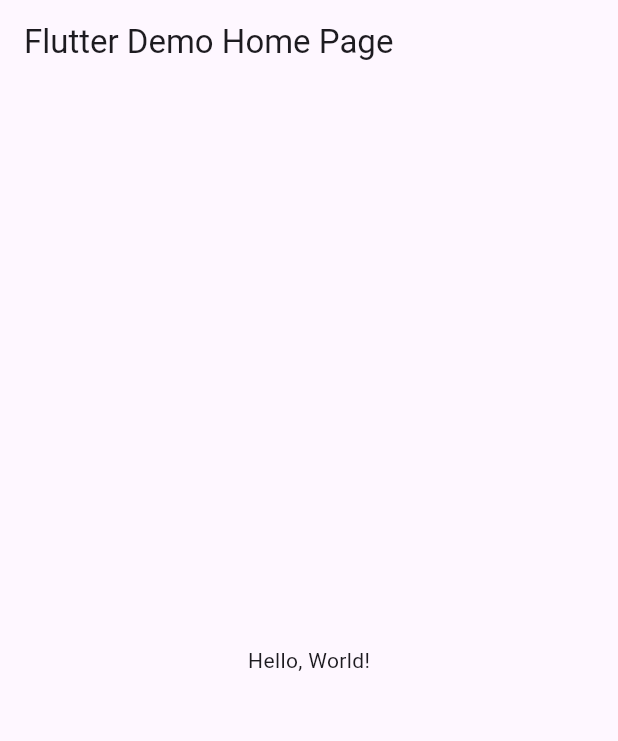
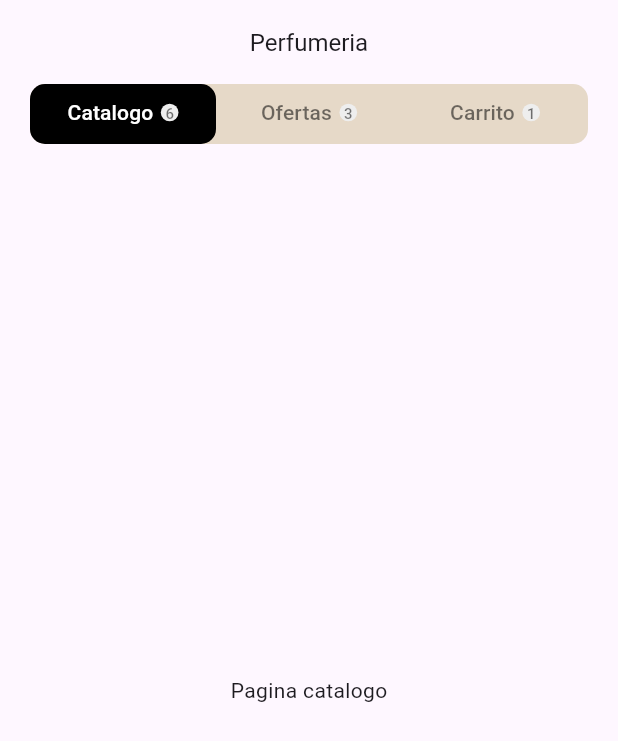
Before and after one commit to Dereck1016/UIIAct70412, a Flutter app: the screen it shows after launch, on a phone screen of 412 x 824 dp. Shown: the top 741 px of the screen. Run offline on Flutter 3.47's test engine with Material 3 defaults, Android fonts, the phone set to English and light mode, and no system bars.

```diff
--- /dev/null
+++ b/lib/home_page.dart
@@ -0,0 +1,57 @@
+import 'package:flutter/material.dart';
+import 'package:sandoval0412/tab_item.dart';
+
+class HomePage extends StatelessWidget {
+  const HomePage({Key? key}) : super(key: key);
+
+  @override
+  Widget build(BuildContext context) {
+    return DefaultTabController(
+      length: 3,
+      child: Scaffold(
+          appBar: AppBar(
+            title: const Text(
+              "Perfumeria",
+              style: TextStyle(fontSize: 16),
+            ),
+            centerTitle: true,
+            bottom: PreferredSize(
+              preferredSize: const Size.fromHeight(40),
+              child: ClipRRect(
+                borderRadius: const BorderRadius.all(Radius.circular(10)),
+                child: Container(
+                  height: 40,
+                  margin: const EdgeInsets.symmetric(horizontal: 20),
+                  decoration: BoxDecoration(
+                    borderRadius: const BorderRadius.all(Radius.circular(10)),
+                    color: Color(0xffe6d9c8),
+                  ),
+                  child: const TabBar(
+                    indicatorSize: TabBarIndicatorSize.tab,
+                    dividerColor: Colors.transparent,
+                    indicator: BoxDecoration(
+                      color: Color(0xff000000),
+                      borderRadius: BorderRadius.all(Radius.circular(10)),
+                    ),
+                    labelColor: Colors.white,
+                    unselectedLabelColor: Colors.black54,
+                    tabs: [
+                      TabItem(title: "Catalogo", count: 6),
+                      TabItem(title: "Ofertas", count: 3),
+                      TabItem(title: "Carrito", count: 1),
+                    ],
+                  ),
+                ),
+              ),
+            ),
+          ),
+          body: const TabBarView(
+            children: [
+              Center(child: Text("Pagina catalogo")),
+              Center(child: Text("Pagina Ofertas")),
+              Center(child: Text("Pagina Carrito")),
+            ],
+          )),
+    );
+  }
+}
--- a/lib/main.dart
+++ b/lib/main.dart
@@ -1,43 +1,19 @@
 import 'package:flutter/material.dart';
+import 'package:sandoval0412/home_page.dart';
+import 'package:sandoval0412/tab_item.dart';
 
-void main() => runApp(MyApp());
+void main() {
+  runApp(const MyApp());
+}
 
 class MyApp extends StatelessWidget {
-  const MyApp({super.key});
-  // This widget is the root of your application.
+  const MyApp({Key? key}) : super(key: key);
+
   @override
   Widget build(BuildContext context) {
-    return MaterialApp(
-      // Application name
-      title: 'Flutter Hello World',
-      // Application theme data, you can set the colors for the application as
-      // you want
-      theme: ThemeData(
-        // useMaterial3: false,
-        primarySwatch: Colors.blue,
-      ),
-      // A widget which will be started on application startup
-      home: MyHomePage(title: 'Flutter Demo Home Page'),
+    return const MaterialApp(
+      debugShowCheckedModeBanner: false,
+      home: HomePage(),
     );
   }
 }
-
-class MyHomePage extends StatelessWidget {
-  final String title;
-  const MyHomePage({super.key, required this.title});
-
-  @override
-  Widget build(BuildContext context) {
-    return Scaffold(
-      appBar: AppBar(
-        // The title text which will be shown on the action bar
-        title: Text(title),
-      ),
-      body: Center(
-        child: Text(
-          'Hello, World!',
-        ),
-      ),
-    );
-  }
-}
--- /dev/null
+++ b/lib/tab_item.dart
@@ -0,0 +1,48 @@
+import 'package:flutter/material.dart';
+
+class TabItem extends StatelessWidget {
+  final String title;
+  final int count;
+  const TabItem({
+    super.key,
+    required this.title,
+    required this.count,
+  });
+
+  @override
+  Widget build(BuildContext context) {
+    return Tab(
+      child: Row(
+        mainAxisAlignment: MainAxisAlignment.center,
+        children: [
+          Text(
+            title,
+            overflow: TextOverflow.ellipsis,
+          ),
+          count > 0
+              ? Container(
+                  margin: const EdgeInsetsDirectional.only(start: 5),
+                  padding: const EdgeInsets.all(3),
+                  decoration: BoxDecoration(
+                    color: Colors.grey.shade200,
+                    shape: BoxShape.circle,
+                  ),
+                  child: Center(
+                    child: Text(
+                      count > 9 ? "9+" : count.toString(),
+                      style: const TextStyle(
+                        color: Colors.black54,
+                        fontSize: 10,
+                      ),
+                    ),
+                  ),
+                )
+              : const SizedBox(
+                  width: 0,
+                  height: 0,
+                ),
+        ],
+      ),
+    );
+  }
+}
```
